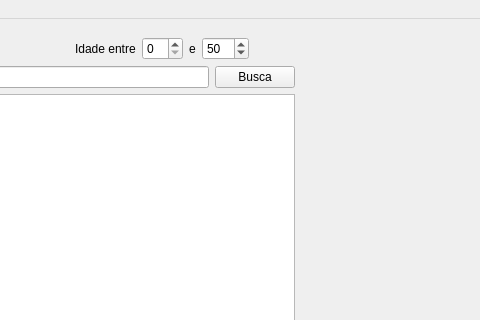
Old version of the form src/main/python/ui/mainWindow.ui in the repository matheusfillipe/ganec; both pictures show x 541 to 1021 and y 0 to 320 of the 1274 by 839 pixel window.
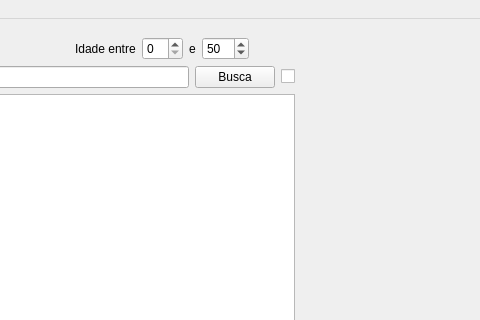
New version of the form.

Diff of the .ui file:
```diff
--- a/src/main/python/ui/mainWindow.ui
+++ b/src/main/python/ui/mainWindow.ui
@@ -144,6 +144,16 @@
              </property>
             </widget>
            </item>
+           <item>
+            <widget class="QCheckBox" name="checkBox">
+             <property name="toolTip">
+              <string>&lt;html&gt;&lt;head/&gt;&lt;body&gt;&lt;p&gt;Mostrar rotas alternativas&lt;/p&gt;&lt;/body&gt;&lt;/html&gt;</string>
+             </property>
+             <property name="text">
+              <string/>
+             </property>
+            </widget>
+           </item>
           </layout>
          </item>
          <item>
```
Left out of the diff: 14 changed lines with no effect on the pictures.
